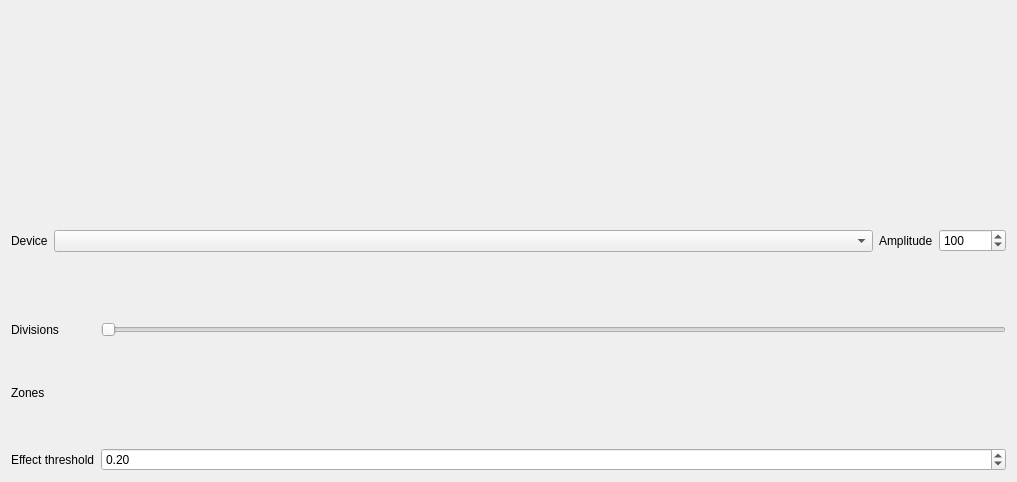
This is Effects/AudioParty/AudioParty.ui in DLdota/OpenRGBEffectsPlugin as Qt 5 draws it before an edit. The edited form follows.
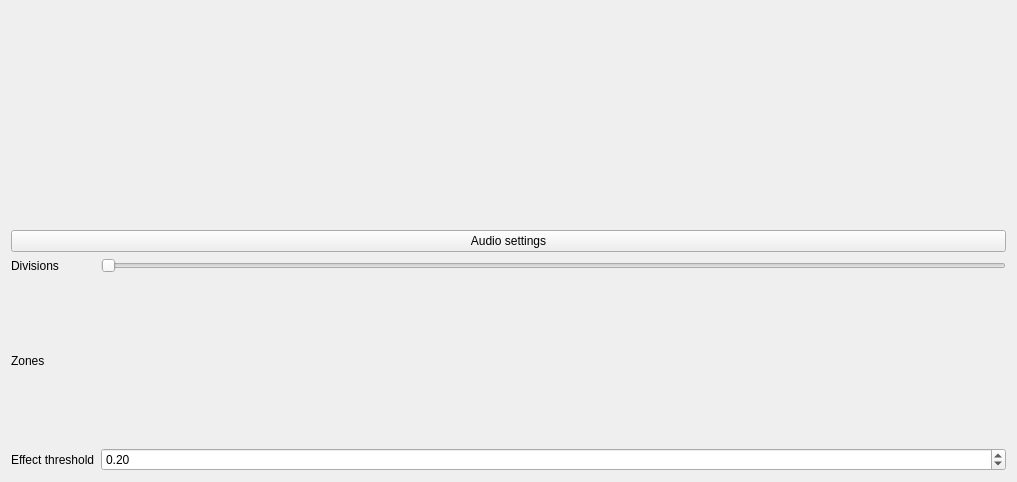
This is the edited form. Custom widgets are drawn as their Qt base class.

```diff
--- a/Effects/AudioParty/AudioParty.ui
+++ b/Effects/AudioParty/AudioParty.ui
@@ -14,45 +14,17 @@
    <string>Form</string>
   </property>
   <layout class="QGridLayout" name="gridLayout">
-   <item row="1" column="0">
-    <widget class="QFrame" name="frame">
-     <property name="frameShape">
-      <enum>QFrame::NoFrame</enum>
+   <item row="0" column="0" colspan="2">
+    <widget class="QLabel" name="preview">
+     <property name="minimumSize">
+      <size>
+       <width>0</width>
+       <height>128</height>
+      </size>
      </property>
-     <property name="frameShadow">
-      <enum>QFrame::Raised</enum>
+     <property name="text">
+      <string/>
      </property>
-     <layout class="QGridLayout" name="gridLayout_2" columnstretch="0,1">
-      <property name="leftMargin">
-       <number>0</number>
-      </property>
-      <property name="topMargin">
-       <number>0</number>
-      </property>
-      <property name="rightMargin">
-       <number>0</number>
-      </property>
-      <property name="bottomMargin">
-       <number>0</number>
-      </property>
-      <item row="1" column="0">
-       <widget class="QLabel" name="label_4">
-        <property name="text">
-         <string>Device</string>
-        </property>
-       </widget>
-      </item>
-      <item row="1" column="1">
-       <widget class="QComboBox" name="devices">
-        <property name="sizePolicy">
-         <sizepolicy hsizetype="Ignored" vsizetype="Fixed">
-          <horstretch>0</horstretch>
-          <verstretch>0</verstretch>
-         </sizepolicy>
-        </property>
-       </widget>
-      </item>
-     </layout>
     </widget>
    </item>
    <item row="2" column="0" colspan="2">
@@ -129,57 +101,10 @@
      </layout>
     </widget>
    </item>
-   <item row="1" column="1">
-    <widget class="QFrame" name="frame_2">
-     <property name="frameShape">
-      <enum>QFrame::NoFrame</enum>
-     </property>
-     <property name="frameShadow">
-      <enum>QFrame::Raised</enum>
-     </property>
-     <layout class="QGridLayout" name="gridLayout_3">
-      <property name="leftMargin">
-       <number>0</number>
-      </property>
-      <property name="topMargin">
-       <number>0</number>
-      </property>
-      <property name="rightMargin">
-       <number>0</number>
-      </property>
-      <property name="bottomMargin">
-       <number>0</number>
-      </property>
-      <item row="0" column="1">
-       <widget class="QSpinBox" name="amplitude">
-        <property name="maximum">
-         <number>10000000</number>
-        </property>
-        <property name="value">
-         <number>100</number>
-        </property>
-       </widget>
-      </item>
-      <item row="0" column="0">
-       <widget class="QLabel" name="label">
-        <property name="text">
-         <string>Amplitude</string>
-        </property>
-       </widget>
-      </item>
-     </layout>
-    </widget>
-   </item>
-   <item row="0" column="0" colspan="2">
-    <widget class="QLabel" name="preview">
-     <property name="minimumSize">
-      <size>
-       <width>0</width>
-       <height>128</height>
-      </size>
-     </property>
+   <item row="1" column="0" colspan="2">
+    <widget class="QPushButton" name="audio_settings">
      <property name="text">
-      <string/>
+      <string>Audio settings</string>
      </property>
     </widget>
    </item>
```
Left out of the diff: 5 changed lines with no effect on the pictures.
